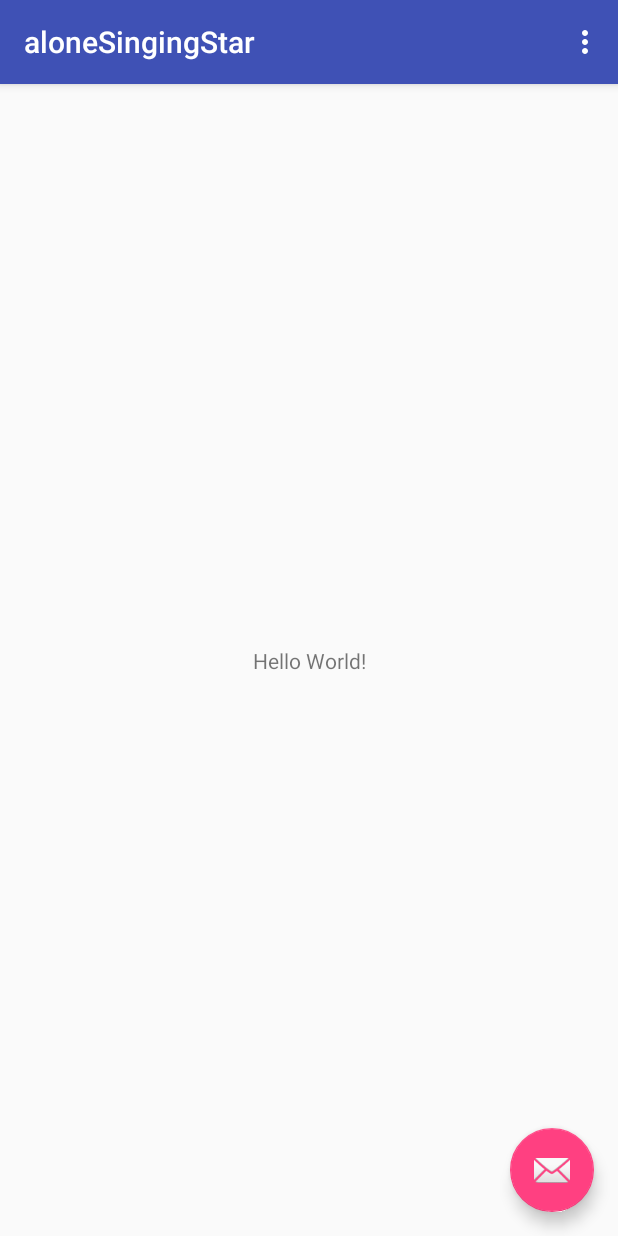
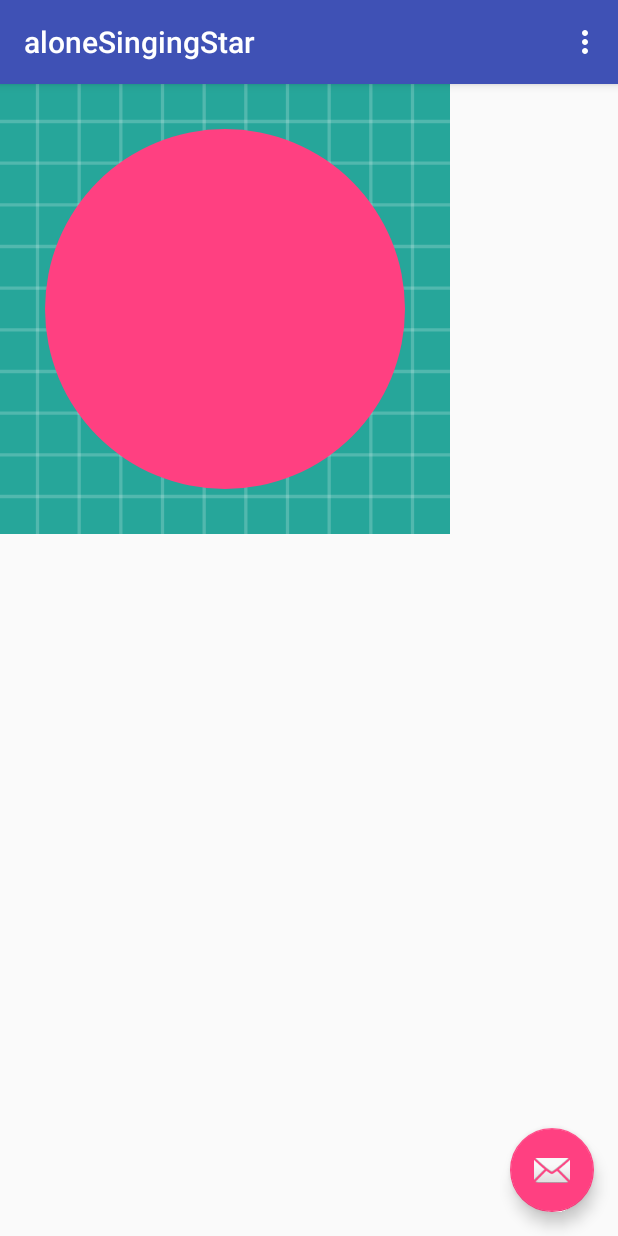
Before and after one commit to aloneSingingStar/aloneSingingStar, an Android app: the screen it shows after launch (MainActivity), on a phone screen of 412 x 824 dp. Run offline under Robolectric (Android 15) with nearby library versions, the phone set to English and light mode, and no system bars.

Commit message:
custom circle view

```diff
--- a/app/src/main/AndroidManifest.xml
+++ b/app/src/main/AndroidManifest.xml
@@ -3,6 +3,7 @@
     package="com.alonesingingstar">
 
     <application
+        android:name=".App"
         android:allowBackup="true"
         android:icon="@mipmap/ic_launcher"
         android:label="@string/app_name"
--- /dev/null
+++ b/app/src/main/java/com/alonesingingstar/App.java
@@ -0,0 +1,16 @@
+package com.alonesingingstar;
+
+import android.app.Application;
+
+public class App extends Application{
+    private static App app;
+    @Override
+    public void onCreate() {
+        super.onCreate();
+        app = this;
+    }
+
+    public static App getApp() {
+        return app;
+    }
+}
--- /dev/null
+++ b/app/src/main/java/com/alonesingingstar/utils/Tool.java
@@ -0,0 +1,18 @@
+package com.alonesingingstar.utils;
+
+import android.content.res.Resources;
+
+import com.alonesingingstar.App;
+
+public class Tool {
+    private static Resources res;
+    static {
+        res = App.getApp().getResources();
+    }
+    public static int dp2px(float dpValue){
+        return (int) (dpValue*res.getDisplayMetrics().density+0.5f);
+    }
+    public static int px2dp(float pxValue){
+        return (int) (pxValue/res.getDisplayMetrics().density+0.5f);
+    }
+}
--- /dev/null
+++ b/app/src/main/java/com/alonesingingstar/view/CircleView.java
@@ -0,0 +1,72 @@
+package com.alonesingingstar.view;
+
+import android.content.Context;
+import android.content.res.TypedArray;
+import android.graphics.Canvas;
+import android.graphics.Paint;
+import android.support.annotation.Nullable;
+import android.util.AttributeSet;
+import android.view.View;
+
+import com.alonesingingstar.R;
+import com.alonesingingstar.utils.Tool;
+
+/**
+ * 一、构造函数的调用时机
+ * 1.直接在代码中new CircleView(),调用CircleView(Context context)
+ * 2.其他情况，都是调用CircleView(Context context, @Nullable AttributeSet attrs)
+ * 3.剩下的两个构造都不会主动调用，如果有需要，需手动调用
+ *
+ * 二、自定义属性赋值优先级
+ * 布局文件定义
+ * >style="@style/testStyle"
+ * >自定义View所在Activity的Theme中指定的style
+ * >构造函数中defStyleRes指定的默认值
+ * 具体参考：https://blog.csdn.net/wzy_1988/article/details/49619773
+ *
+ * 三、CircleView的绘制时的原点是CircleView的左上角，并不是以父容器的左上角为参考
+ */
+public class CircleView extends View{
+    private static final String TAG = "CircleView";
+    private Paint paint = new Paint(Paint.ANTI_ALIAS_FLAG);
+    private int color;
+
+    /**
+     *
+     * @param context
+     * @param attrs 布局文件中定义的属性，比如android:layout_width
+     */
+    public CircleView(Context context, @Nullable AttributeSet attrs) {
+        //最终表示AttributeSet=attrs,defStyleAttr=0,defStyleRes=0，如果这里attrs传入null,那么布局文件中设置的属性就不起作用
+        super(context, attrs);
+        TypedArray array = context.obtainStyledAttributes(attrs,R.styleable.CircleView);
+        color = array.getColor(R.styleable.CircleView_circle_color, context.getResources().getColor(R.color.colorAccent));
+        array.recycle();
+    }
+
+    /**
+     *
+     * @param widthMeasureSpec CircleView的width测量规格，由父容器widthMeasureSpec+自身LayoutParams计算出
+     * @param heightMeasureSpec CircleView的height测量规格，由父容器widthMeasureSpec+自身LayoutParams计算出
+     */
+    @Override
+    protected void onMeasure(int widthMeasureSpec, int heightMeasureSpec) {
+        //支持wrap_content、padding,最小支持的width在300dp、背景图片高度+自身padding、android:minWidth+自身padding中取最大值
+        int width = Math.max(Tool.dp2px(300),getPaddingLeft()+getPaddingRight()+getSuggestedMinimumWidth());
+        int height = Math.max(Tool.dp2px(300),getPaddingTop()+getPaddingBottom()+getSuggestedMinimumHeight());
+        setMeasuredDimension(resolveSizeAndState(width,widthMeasureSpec,0),resolveSizeAndState(height,heightMeasureSpec,0));
+
+    }
+
+
+    @Override
+    protected void onDraw(Canvas canvas) {
+        super.onDraw(canvas);
+        float cx = getPaddingLeft()+(getWidth()-getPaddingLeft()-getPaddingRight())/2;
+        float cy = getPaddingTop()+(getHeight()-getPaddingTop()-getPaddingBottom())/2;
+        float radius = Math.min((getWidth()-getPaddingLeft()-getPaddingRight())/2,
+                (getHeight()-getPaddingTop()-getPaddingBottom())/2);
+        paint.setColor(color);
+        canvas.drawCircle(cx,cy,radius,paint);
+    }
+}
--- a/app/src/main/res/layout/content_main.xml
+++ b/app/src/main/res/layout/content_main.xml
@@ -8,13 +8,13 @@
     tools:context=".MainActivity"
     tools:showIn="@layout/activity_main">
 
-    <TextView
+    <com.alonesingingstar.view.CircleView
         android:layout_width="wrap_content"
         android:layout_height="wrap_content"
-        android:text="Hello World!"
-        app:layout_constraintBottom_toBottomOf="parent"
-        app:layout_constraintLeft_toLeftOf="parent"
-        app:layout_constraintRight_toRightOf="parent"
-        app:layout_constraintTop_toTopOf="parent" />
+        style="@style/Test_CircleView"
+        android:padding="30dp"
+        android:maxHeight="300dp"
+        app:circle_color="@color/colorAccent"
+        />
 
 </android.support.constraint.ConstraintLayout>
--- /dev/null
+++ b/app/src/main/res/values/attrs.xml
@@ -0,0 +1,6 @@
+<?xml version="1.0" encoding="utf-8"?>
+<resources>
+    <declare-styleable name="CircleView">
+        <attr name="circle_color" format="color" />
+    </declare-styleable>
+</resources>
--- a/app/src/main/res/values/styles.xml
+++ b/app/src/main/res/values/styles.xml
@@ -17,4 +17,9 @@
 
     <style name="AppTheme.PopupOverlay" parent="ThemeOverlay.AppCompat.Light" />
 
+    <style name="Test_CircleView">
+        <item name="android:background">@drawable/ic_launcher_background</item>
+        <!-- 自定义属性-->
+        <item name="circle_color">@color/colorPrimary</item>
+    </style>
 </resources>
```
